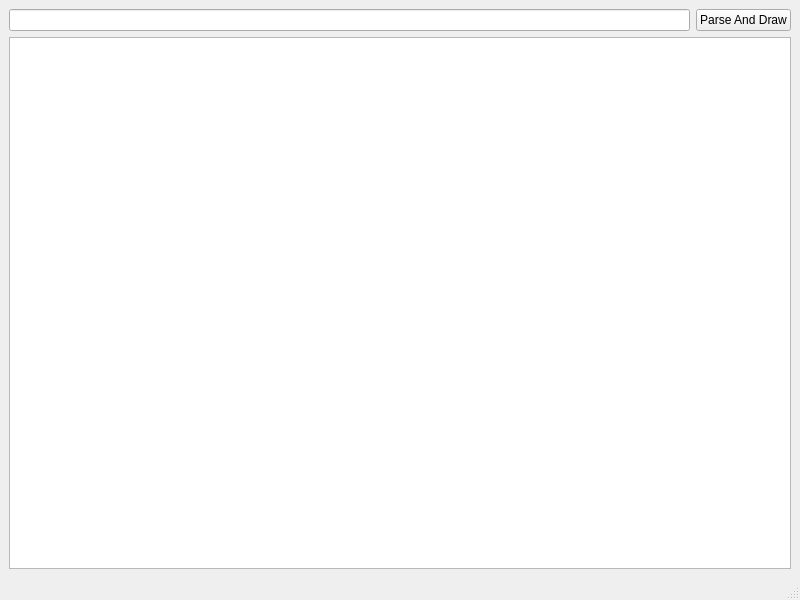
Before: the Qt Designer form MainWindow.ui in kipitix/BoxesTreeXml, drawn with Qt 5.
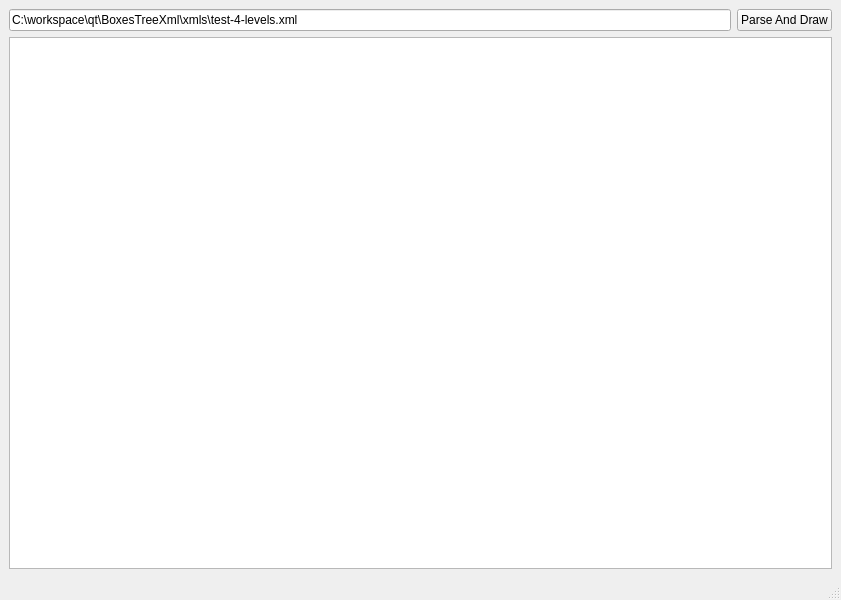
After: the same form once the commit is applied.

The edit to the form file:
```diff
--- a/MainWindow.ui
+++ b/MainWindow.ui
@@ -6,7 +6,7 @@
    <rect>
     <x>0</x>
     <y>0</y>
-    <width>800</width>
+    <width>841</width>
     <height>600</height>
    </rect>
   </property>
@@ -18,7 +18,11 @@
     <item>
      <layout class="QHBoxLayout" name="horizontalLayout">
       <item>
-       <widget class="QLineEdit" name="lineEditXmlFilePath"/>
+       <widget class="QLineEdit" name="lineEditXmlFilePath">
+        <property name="text">
+         <string>C:\workspace\qt\BoxesTreeXml\xmls\test-4-levels.xml</string>
+        </property>
+       </widget>
       </item>
       <item>
        <widget class="QPushButton" name="pushButtonParseAndDraw">
```
Left out of the diff: 4 changed lines with no effect on the pictures.
